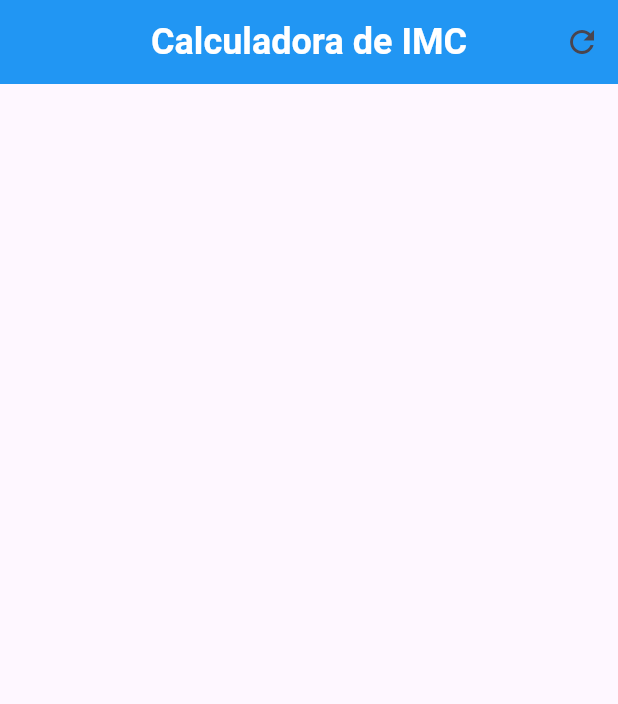
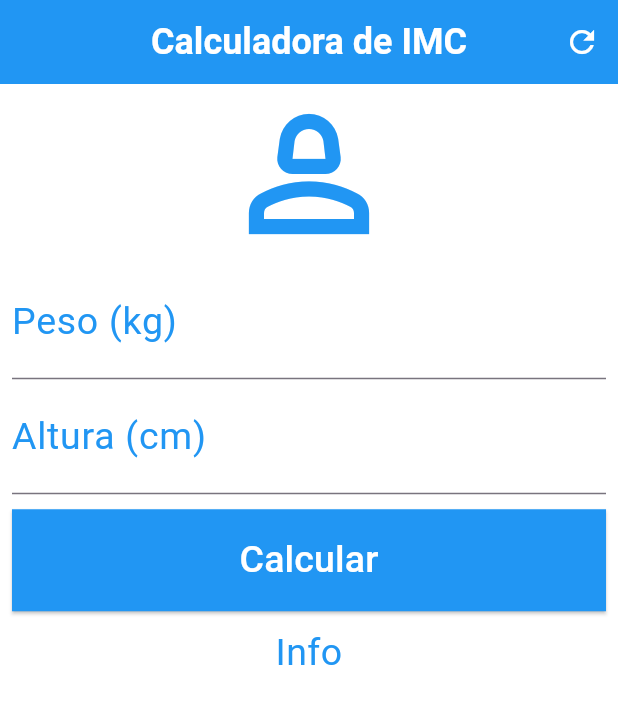
Before and after one commit to gabnugosi/calculadora_imc, a Flutter app: the screen it shows after launch, on a phone screen of 412 x 824 dp. Shown: the top 704 px of the screen. Run offline on Flutter 3.47's test engine with Material 3 defaults, Android fonts, the phone set to English and light mode, and no system bars.

Commit message:
Aula 117 e 118 adição dos widgets para o botão, texto e ajustes com padding e safeArea

```diff
--- a/lib/pages/calculadora_imc_page.dart
+++ b/lib/pages/calculadora_imc_page.dart
@@ -1,3 +1,5 @@
+import 'dart:developer';
+
 import 'package:flutter/material.dart';
 
 class CalculadoraImcPage extends StatefulWidget {
@@ -10,7 +12,8 @@ class CalculadoraImcPage extends StatefulWidget {
 class _CalculadoraImcPageState extends State<CalculadoraImcPage> {
   @override
   Widget build(BuildContext context) {
-    return Scaffold(
+    return SafeArea(
+      child: Scaffold(
         appBar: AppBar(
           title: const Text(
             'Calculadora de IMC',
@@ -22,9 +25,69 @@ class _CalculadoraImcPageState extends State<CalculadoraImcPage> {
           actions: <Widget>[
             IconButton(
               onPressed: () {},
-            icon: Icon(Icons.refresh),
+              icon: const Icon(Icons.refresh, color: Colors.white),
             ),
           ],
+        ),
+        backgroundColor: Colors.white,
+        body: Padding(
+          padding: const EdgeInsets.only(left: 8.0, right: 8.0),
+          child: Column(
+            crossAxisAlignment: CrossAxisAlignment.stretch,
+            children: [
+              const Icon(Icons.person_2_outlined,
+                  size: 120.0, color: Colors.blue),
+              const TextField(
+                keyboardType: TextInputType.number,
+                decoration: InputDecoration(
+                  labelText: "Peso (kg)",
+                  labelStyle: TextStyle(color: Colors.blue, fontSize: 25.0),
+                ),
+                textAlign: TextAlign.center,
+                style: TextStyle(color: Colors.blue, fontSize: 25.0),
+              ),
+              const TextField(
+                keyboardType: TextInputType.number,
+                decoration: InputDecoration(
+                  labelText: "Altura (cm)",
+                  labelStyle: TextStyle(color: Colors.blue, fontSize: 25.0),
+                ),
+                textAlign: TextAlign.center,
+                style: TextStyle(color: Colors.blue, fontSize: 25.0),
+              ),
+              Padding(
+                padding: const EdgeInsets.only(top: 10.0, bottom: 10.0),
+                child: ElevatedButton(
+                  onPressed: () {
+                    log('Clique no calcular');
+                  },
+                  style: const ButtonStyle(
+                    backgroundColor: MaterialStatePropertyAll(Colors.blue),
+                    foregroundColor: MaterialStatePropertyAll(Colors.white),
+                    shape: MaterialStatePropertyAll(
+                      RoundedRectangleBorder(borderRadius: BorderRadius.zero),
+                    ),
+                    padding: MaterialStatePropertyAll(
+                      EdgeInsets.all(16.0),
+                    ),
+                  ),
+                  child: const Text(
+                    "Calcular",
+                    style: TextStyle(
+                      color: Colors.white,
+                      fontSize: 25.0,
+                    ),
+                  ),
+                ),
+              ),
+              const Text(
+                "Info",
+                textAlign: TextAlign.center,
+                style: TextStyle(color: Colors.blue, fontSize: 25.0),
+              ),
+            ],
+          ),
+        ),
       ),
     );
   }
```
Lines whose indentation alone changed are shown as unchanged.
